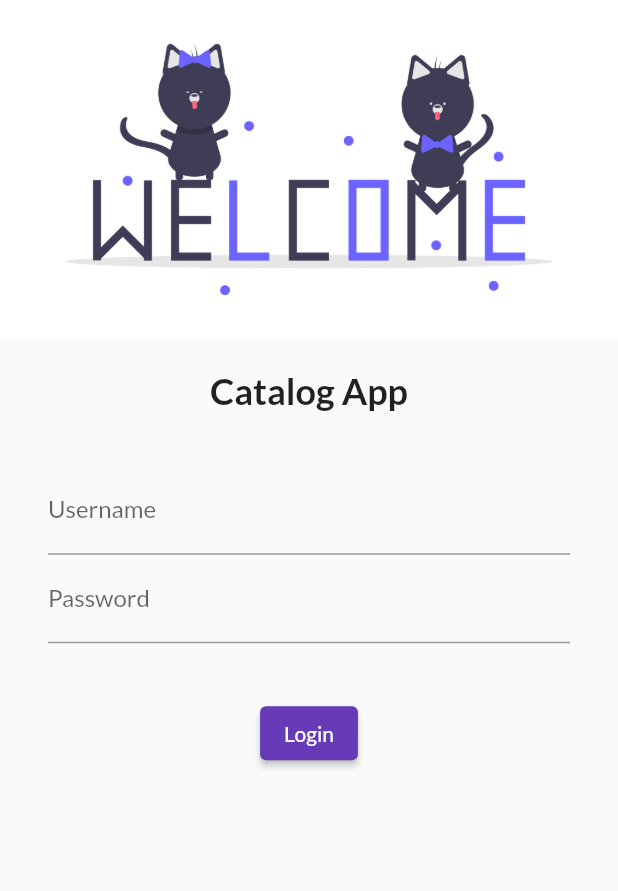
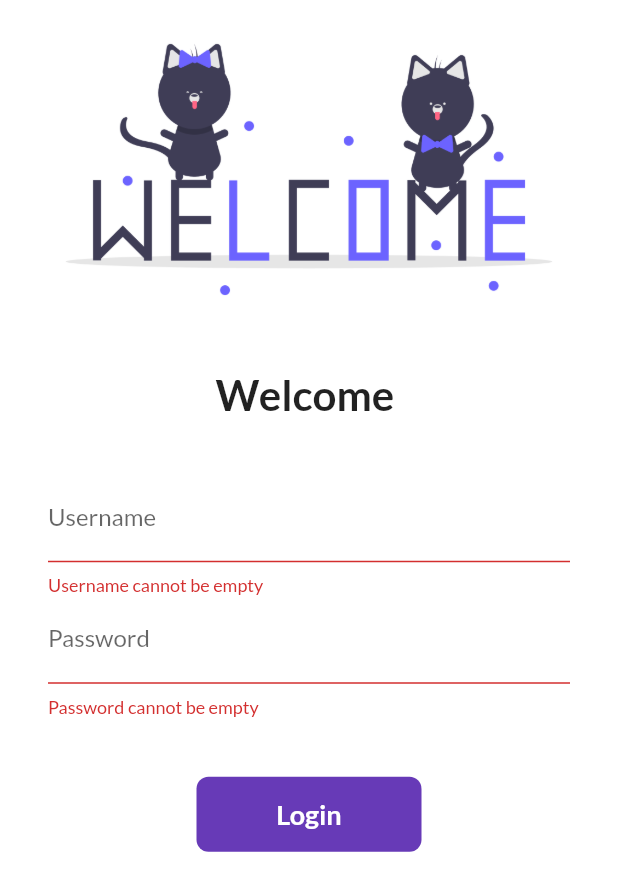
Before and after one commit to chinmaychahar/flutter_catalog, a Flutter app: the LoginPage screen opened by its route, after a tap on "Login", on a phone screen of 412 x 824 dp. Shown: the top 891 px of the screen. Run offline on Flutter 3.47's test engine with Material 2 defaults, Android fonts, the phone set to English and light mode, and no system bars; our stand-ins replace google_fonts; network calls fail.

Commit message:
initial files

```diff
--- a/lib/pages/login_page.dart
+++ b/lib/pages/login_page.dart
@@ -1,11 +1,40 @@
-import "package:flutter/material.dart";
+// ignore_for_file: prefer_const_constructors
 
-class LoginPage extends StatelessWidget {
-  const LoginPage({super.key});
+import 'package:flutter/material.dart';
+import 'package:catalog_app/utils/routes.dart';
+
+class LoginPage extends StatefulWidget {
+  @override
+  _LoginPageState createState() => _LoginPageState();
+}
+
+class _LoginPageState extends State<LoginPage> {
+  String name = "";
+  bool changeButton = false;
+
+  final _formKey = GlobalKey<FormState>();
+
+  moveToHome(BuildContext context) async {
+    if (_formKey.currentState!.validate()) {
+      setState(() {
+        changeButton = true;
+      });
+      await Future.delayed(Duration(seconds: 1));
+      if (!mounted) return;
+      await Navigator.pushNamed(context, MyRoutes.homeRoute);
+      setState(() {
+        changeButton = false;
+      });
+    }
+  }
 
   @override
   Widget build(BuildContext context) {
     return Material(
+        color: Colors.white,
+        child: SingleChildScrollView(
+          child: Form(
+            key: _formKey,
             child: Column(
               children: [
                 Image.asset(
@@ -15,47 +44,89 @@ class LoginPage extends StatelessWidget {
                 SizedBox(
                   height: 20.0,
                 ),
-        const Text("Catalog App",
+                Text(
+                  "Welcome $name",
                   style: TextStyle(
-              fontSize: 24,
+                    fontSize: 28,
                     fontWeight: FontWeight.bold,
-            )),
+                  ),
+                ),
                 SizedBox(
                   height: 20.0,
                 ),
                 Padding(
-          padding: const EdgeInsets.symmetric(vertical: 16.0, horizontal: 32.0),
+                  padding: const EdgeInsets.symmetric(
+                      vertical: 16.0, horizontal: 32.0),
                   child: Column(
                     children: [
                       TextFormField(
                         decoration: InputDecoration(
-                  hintText: "Enter Username",
+                          hintText: "Enter username",
                           labelText: "Username",
                         ),
+                        validator: (value) {
+                          if (value!.isEmpty) {
+                            return "Username cannot be empty";
+                          }
+
+                          return null;
+                        },
+                        onChanged: (value) {
+                          name = value;
+                          setState(() {});
+                        },
                       ),
                       TextFormField(
                         obscureText: true,
                         decoration: InputDecoration(
-                  hintText: "Enter Password",
+                          hintText: "Enter password",
                           labelText: "Password",
+                        ),
+                        validator: (value) {
+                          if (value!.isEmpty) {
+                            return "Password cannot be empty";
+                          } else if (value.length < 6) {
+                            return "Password length should be atleast 6";
+                          }
+
+                          return null;
+                        },
+                      ),
+                      SizedBox(
+                        height: 40.0,
+                      ),
+                      Material(
+                        color: Colors.deepPurple,
+                        borderRadius:
+                            BorderRadius.circular(changeButton ? 50 : 8),
+                        child: InkWell(
+                          onTap: () => moveToHome(context),
+                          child: AnimatedContainer(
+                            duration: Duration(seconds: 1),
+                            width: changeButton ? 50 : 150,
+                            height: 50,
+                            alignment: Alignment.center,
+                            child: changeButton
+                                ? Icon(
+                                    Icons.done,
+                                    color: Colors.white,
+                                  )
+                                : Text(
+                                    "Login",
+                                    style: TextStyle(
+                                        color: Colors.white,
+                                        fontWeight: FontWeight.bold,
+                                        fontSize: 18),
+                                  ),
+                          ),
+                        ),
+                      ),
+                    ],
                   ),
                 )
               ],
             ),
           ),
-        SizedBox(
-          height: 20.0,
-        ),
-        ElevatedButton(
-            onPressed: () {},
-            style: ButtonStyle(
-              foregroundColor: MaterialStateProperty.all(Colors.white),
-            ),
-            child: Text("Login"))
-      ],
         ));
   }
 }
-
-
-// ignore_for_file: prefer_const_constructors
--- /dev/null
+++ b/lib/utils/routes.dart
@@ -0,0 +1,4 @@
+class MyRoutes {
+  static String loginRoute = "/login";
+  static String homeRoute = "/home";
+}
--- a/pubspec.yaml
+++ b/pubspec.yaml
@@ -63,6 +63,7 @@ flutter:
   # To add assets to your application, add an assets section, like this:
   assets:
     - assets/images/icon_welcome_cats.png
+    - assets/files/
   #   - images/a_dot_ham.jpeg
 
   # An image asset can refer to one or more resolution-specific "variants", see
```
Also changed, not shown: assets/files/catalog.json (added, +68 -0 lines), lib/main.dart (+4 -3 lines), lib/models/catalog.dart (added, +51 -0 lines), lib/pages/home_page.dart (+51 -8 lines), lib/utils/widgets/drawer.dart (added, +64 -0 lines), lib/utils/widgets/item_widget.dart (added, +34 -0 lines). Lines whose indentation alone changed are shown as unchanged.
